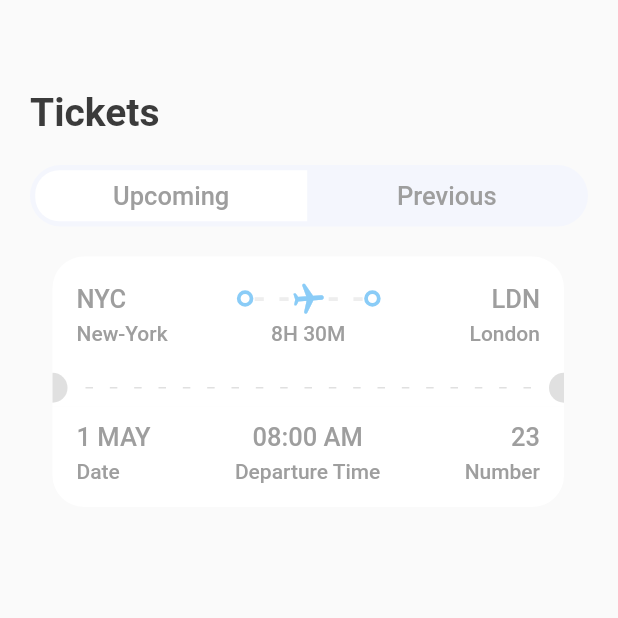
After one commit to harshjainsk/ticket-booking-app, a Flutter app: the TicketScreen screen opened directly, on a phone screen of 412 x 824 dp, the top half of it. The commit adds this screen. Run offline on Flutter 3.47's test engine with Material 2 defaults, Android fonts, the phone set to English and light mode, and no system bars; our stand-ins replace fluentui_icons, gap, get.

Commit message:
added ticket on ticket screen with white background

```diff
--- /dev/null
+++ b/lib/screens/ticket_screen.dart
@@ -0,0 +1,37 @@
+import 'package:flutter/cupertino.dart';
+import 'package:flutter/material.dart';
+import 'package:gap/gap.dart';
+import 'package:ticket_booking_app/screens/ticket_view.dart';
+import 'package:ticket_booking_app/utils/app_layout.dart';
+import 'package:ticket_booking_app/utils/app_styles.dart';
+import 'package:ticket_booking_app/utils/ticket_info_list.dart';
+import 'package:ticket_booking_app/widgets/ticket_tabs.dart';
+
+class TicketScreen extends StatelessWidget {
+  const TicketScreen({Key? key}) : super(key: key);
+
+  @override
+  Widget build(BuildContext context) {
+    final size = AppLayout.getSize(context);
+    return Scaffold(
+      body: Stack(
+        children: [
+          ListView(
+            padding: EdgeInsets.all(AppLayout.getHeight(20)),
+            children: [
+              Gap(AppLayout.getHeight(40)),
+              Text('Tickets', style: Styles.headLineStyle1,),
+              Gap(AppLayout.getHeight(20)),
+              TicketTabs(firstTab: 'Upcoming', secondTab: 'Previous'),
+              Gap(AppLayout.getHeight(20)),
+              Container(
+                padding: EdgeInsets.only(left: AppLayout.getHeight(15)),
+                child: TicketView(ticket: ticketList[0],isColor: true),
+              ),
+            ],
+          ),
+        ]
+      ),
+    );
+  }
+}
--- a/lib/screens/ticket_view.dart
+++ b/lib/screens/ticket_view.dart
@@ -8,7 +8,8 @@ import 'package:ticket_booking_app/widgets/thick_circular_container_for_ticket_v
 
 class TicketView extends StatelessWidget {
   final Map<String, dynamic> ticket;
-  const TicketView({Key? key, required this.ticket}) : super(key: key);
+  final bool? isColor;
+  const TicketView({Key? key, required this.ticket, this.isColor}) : super(key: key);
 
   @override
   Widget build(BuildContext context) {
@@ -24,7 +25,7 @@ class TicketView extends StatelessWidget {
             // Showing the blue part of the ticket
             Container(
               decoration: BoxDecoration(
-                color: const Color(0xFF526799),
+                color: isColor==null? Color(0xFF526799) :Colors.white,
                 borderRadius: BorderRadius.only(topLeft: Radius.circular(AppLayout.getHeight(21)),  topRight: Radius.circular(AppLayout.getHeight(21)))
               ),
               padding: EdgeInsets.all(AppLayout.getHeight(16)),
@@ -32,9 +33,11 @@ class TicketView extends StatelessWidget {
                 children: [
                   Row(
                     children: [
-                      Text('${ticket['from']['code']}', style: Styles.headLineStyle3.copyWith(color: Colors.white),),
+                      Text('${ticket['from']['code']}',
+                        style: isColor==null?Styles.headLineStyle3.copyWith(color: Colors.white):Styles.headLineStyle3,
+                      ),
                       Expanded(child: Container()),
-                      ThickCircularContainer(),
+                      ThickCircularContainer(isColor: true,),
                       Expanded(
                         child: Stack(
                           children: [
@@ -43,24 +46,23 @@ class TicketView extends StatelessWidget {
                             child: Flex(
                               direction: Axis.horizontal,
                               mainAxisAlignment: MainAxisAlignment.spaceBetween,
-                              children: List.generate(5, (index) => Text('-', style: Styles.headLineStyle2.copyWith(color: Colors.white),))
+                              children: List.generate(5, (index) => Text('-', style: Styles.headLineStyle2.copyWith(color: isColor==null?Colors.white:Colors.grey.shade200),))
                               ,
                             ),
                           ),
                             Center(
                               child: Transform.rotate(angle:1.5,
                                   child:Icon(Icons.local_airport_rounded,
-                                    color: Colors.white,)
+                                    color: isColor==null?Colors.white:Color(0xFF8ACCF7),)
                               ),
                             ),
 
                           ],
                         ),
                       ),
-
-                      ThickCircularContainer(),
+                      ThickCircularContainer(isColor: true,),
                       Expanded(child: Container()),
-                      Text('${ticket['to']['code']}', style: Styles.headLineStyle3.copyWith(color: Colors.white),),
+                      Text('${ticket['to']['code']}', style: isColor==null?Styles.headLineStyle3.copyWith(color: Colors.white):Styles.headLineStyle3,),
 
                     ],
                   ),
@@ -70,12 +72,12 @@ class TicketView extends StatelessWidget {
                     children: [
                       SizedBox(
                         width: AppLayout.getWidth(100),
-                        child: Text('${ticket['from']['name']}', style: Styles.headLineStyle4.copyWith(color: Colors.white)),
+                        child: Text('${ticket['from']['name']}', style: isColor==null?Styles.headLineStyle4.copyWith(color: Colors.white):Styles.headLineStyle4),
                       ),
-                      Text('${ticket['flying_time']}', style: Styles.headLineStyle4.copyWith(color: Colors.white),),
+                      Text('${ticket['flying_time']}', style: isColor==null?Styles.headLineStyle4.copyWith(color: Colors.white):Styles.headLineStyle4,),
                       SizedBox(
                         width: AppLayout.getWidth(100),
-                        child: Text('${ticket['to']['name']}', textAlign: TextAlign.end,style: Styles.headLineStyle4.copyWith(color: Colors.white),),
+                        child: Text('${ticket['to']['name']}', textAlign: TextAlign.end,style: isColor==null?Styles.headLineStyle4.copyWith(color: Colors.white):Styles.headLineStyle4,),
                       )
                     ],
                   )
@@ -85,7 +87,7 @@ class TicketView extends StatelessWidget {
 
             //Showing the orange part of ticket
             Container(
-              color: Color(0xFFF37B67),
+              color: isColor==null?Color(0xFFF37B67):Colors.white,
               child: Row(
                 children: [
                   SizedBox(
@@ -93,7 +95,7 @@ class TicketView extends StatelessWidget {
                     width: AppLayout.getWidth(10),
                     child: DecoratedBox(
                       decoration: BoxDecoration(
-                        color: Colors.white,
+                        color: isColor==null?Colors.white:Colors.grey.shade300,
                         borderRadius: BorderRadius.only(
                           topRight: Radius.circular(10),
                           bottomRight: Radius.circular(10)
@@ -110,11 +112,11 @@ class TicketView extends StatelessWidget {
                           direction: Axis.horizontal,
                           mainAxisAlignment: MainAxisAlignment.spaceBetween,
                           mainAxisSize: MainAxisSize.max,
-                          children: List.generate((constraints.constrainWidth()/15).floor(), (index) => const SizedBox(
+                          children: List.generate((constraints.constrainWidth()/15).floor(), (index) => SizedBox(
                             width: 5, height: 1,
                             child: DecoratedBox(
                               decoration: BoxDecoration(
-                                color: Colors.white,
+                                color: isColor==null?Colors.white:Colors.grey.shade300,
                               ),
                             ),
                           )
@@ -130,7 +132,7 @@ class TicketView extends StatelessWidget {
                     height: AppLayout.getHeight(20),
                     child: DecoratedBox(
                       decoration: BoxDecoration(
-                        color: Colors.white,
+                        color: isColor==null?Colors.white:Colors.grey.shade300,
                         borderRadius: BorderRadius.only(
                             topLeft: Radius.circular(AppLayout.getHeight(10)),
                             bottomLeft: Radius.circular(AppLayout.getHeight(10))
@@ -144,7 +146,7 @@ class TicketView extends StatelessWidget {
             ),
             Container(
               decoration: BoxDecoration(
-                color: Color(0xFFF37B67),
+                color: isColor==null?Color(0xFFF37B67):Colors.white,
                 borderRadius: BorderRadius.only(
                   bottomLeft: Radius.circular(AppLayout.getHeight(21)),
                   bottomRight: Radius.circular(AppLayout.getHeight(21))
@@ -159,25 +161,25 @@ class TicketView extends StatelessWidget {
                       Column(
                         crossAxisAlignment: CrossAxisAlignment.start,
                         children: [
-                          Text('${ticket['date']}', style: Styles.headLineStyle3.copyWith(color: Colors.white),),
+                          Text('${ticket['date']}', style: isColor==null?Styles.headLineStyle3.copyWith(color: Colors.white):Styles.headLineStyle3),
                           const Gap(5),
-                          Text('Date', style: Styles.headLineStyle4.copyWith(color: Colors.white),)
+                          Text('Date', style: isColor==null?Styles.headLineStyle4.copyWith(color: Colors.white):Styles.headLineStyle4)
                         ],
                       ),
                       Column(
                         crossAxisAlignment: CrossAxisAlignment.center,
                         children: [
-                          Text('${ticket['departure_time']}', style: Styles.headLineStyle3.copyWith(color: Colors.white),),
+                          Text('${ticket['departure_time']}', style: isColor==null?Styles.headLineStyle3.copyWith(color: Colors.white):Styles.headLineStyle3),
                           const Gap(5),
-                          Text('Departure Time', style: Styles.headLineStyle4.copyWith(color: Colors.white),)
+                          Text('Departure Time', style: isColor==null?Styles.headLineStyle4.copyWith(color: Colors.white):Styles.headLineStyle4)
                         ],
                       ),
                       Column(
                         crossAxisAlignment: CrossAxisAlignment.end,
                         children: [
-                          Text('${ticket['number']}', style: Styles.headLineStyle3.copyWith(color: Colors.white),),
+                          Text('${ticket['number']}', style: isColor==null?Styles.headLineStyle3.copyWith(color: Colors.white):Styles.headLineStyle3),
                           const Gap(5),
-                          Text('Number', style: Styles.headLineStyle4.copyWith(color: Colors.white),)
+                          Text('Number', style: isColor==null?Styles.headLineStyle4.copyWith(color: Colors.white):Styles.headLineStyle4)
                         ],
                       ),
                     ],
--- a/lib/widgets/thick_circular_container_for_ticket_view.dart
+++ b/lib/widgets/thick_circular_container_for_ticket_view.dart
@@ -2,7 +2,8 @@ import 'package:flutter/cupertino.dart';
 import 'package:flutter/material.dart';
 
 class ThickCircularContainer extends StatelessWidget {
-  const ThickCircularContainer({Key? key}) : super(key: key);
+  final bool? isColor;
+  const ThickCircularContainer({Key? key, required this.isColor}) : super(key: key);
 
   @override
   Widget build(BuildContext context) {
@@ -10,7 +11,7 @@ class ThickCircularContainer extends StatelessWidget {
       padding: const EdgeInsets.all(3),
       decoration: BoxDecoration(
         borderRadius: BorderRadius.circular(20),
-        border: Border.all(width: 2.5, color: Colors.white),
+        border: Border.all(width: 2.5, color: isColor==null?Colors.white:Color(0XFF8ACCF7)),
       ),
     );
   }
--- /dev/null
+++ b/lib/widgets/ticket_tabs.dart
@@ -0,0 +1,47 @@
+import 'package:flutter/cupertino.dart';
+import 'package:flutter/material.dart';
+
+import '../utils/app_layout.dart';
+import '../utils/app_styles.dart';
+
+class TicketTabs extends StatelessWidget {
+  final String firstTab;
+  final String secondTab;
+  const TicketTabs({Key? key, required this.firstTab, required this.secondTab}) : super(key: key);
+
+  @override
+  Widget build(BuildContext context) {
+    final size = AppLayout.getSize(context);
+    return Container(
+      padding: const EdgeInsets.all(3.5),
+      decoration: BoxDecoration(
+        borderRadius: BorderRadius.circular(AppLayout.getHeight(50)),
+        color: const Color(0xFFF4F6FD),
+      ),
+      child: Row(
+        children: [
+          // Airline Tickets
+          Container(
+            width: size.width*0.44,
+            padding: EdgeInsets.symmetric(vertical: AppLayout.getHeight(7)),
+            decoration: BoxDecoration(
+              borderRadius: BorderRadius.horizontal(left: Radius.circular(AppLayout.getHeight(16))),
+              color: Colors.white,
+            ),
+            child: Text(firstTab, style: Styles.headLineStyle3,textAlign: TextAlign.center,),
+          ),
+          Spacer(),
+          Container(
+            width: size.width*0.44,
+            padding: EdgeInsets.symmetric(vertical: AppLayout.getHeight(7)),
+            decoration: BoxDecoration(
+              borderRadius: BorderRadius.horizontal(right: Radius.circular(AppLayout.getHeight(16))),
+              color: Colors.transparent,
+            ),
+            child: Text(secondTab, style: Styles.headLineStyle3,textAlign: TextAlign.center,),
+          ),
+        ],
+      ),
+    );
+  }
+}
```
